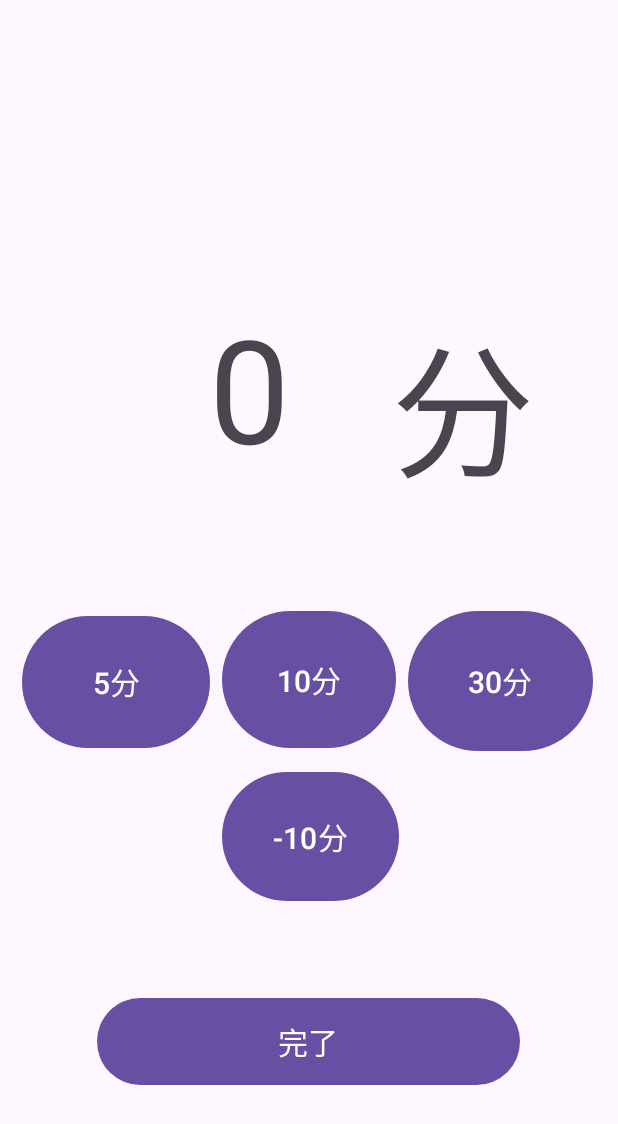
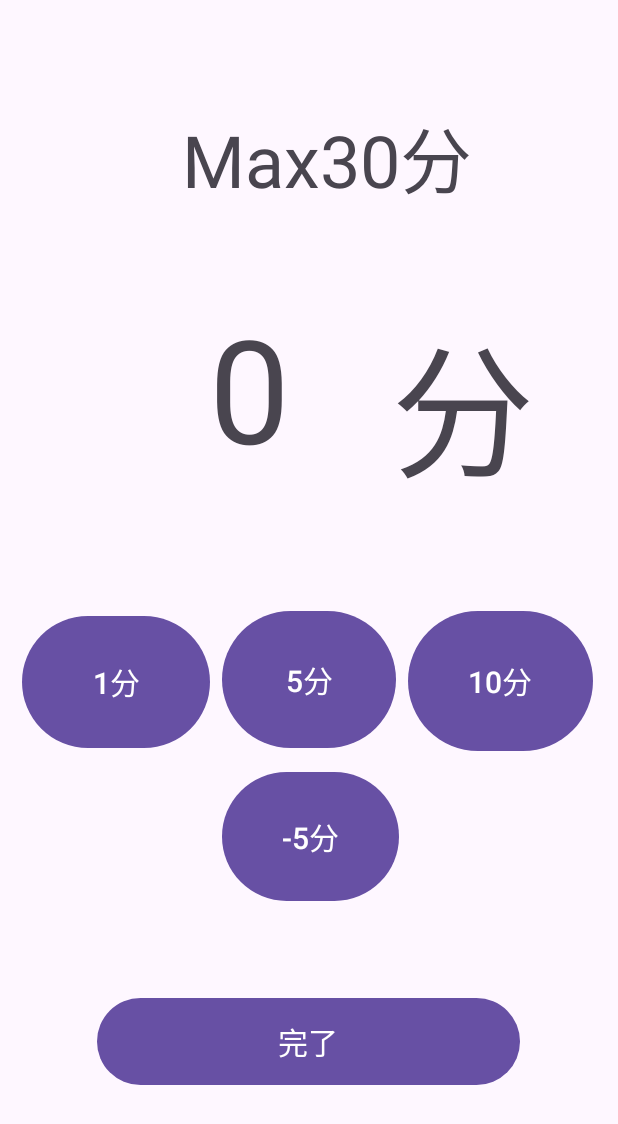
Before and after one commit to poporonB/Mascle, an Android app: the Times screen opened directly, with no data from a screen before it, on a phone screen of 412 x 824 dp. Shown: the top 1124 px of the screen. Run offline under Robolectric (Android 15) with nearby library versions, the light colour scheme and no system bars.

Commit message:
疲労度とか負荷とかを反映させるやつ

```diff
--- /dev/null
+++ b/app/src/main/java/com/example/mascle/AdoptionMenu.kt
@@ -0,0 +1,73 @@
+package com.example.mascle
+
+import android.content.Intent
+import android.util.Log
+
+class AdoptionMenu (){
+    var times : Int = 0//確保できた時間
+    var trainedArea = arrayOf(true,false,false,false,false,false,false,false,true)//筋トレしたい場所
+    var countClick = arrayOf(0,0,0,0,0,0,0,0,0,0)//疲労度
+    var levels : Int = 3//筋トレレベル
+
+    var listed = mutableListOf(//ここでメニューを入れている
+        mutableListOf<Any>(5,"Rarm"),//負荷と部位
+        mutableListOf<Any>(5,"Larm"),
+        mutableListOf<Any>(5,"Chest"),
+        mutableListOf<Any>(5,"Stomach"),
+        mutableListOf<Any>(5,"Rleg"),
+        mutableListOf<Any>(5,"Lleg"),
+        mutableListOf<Any>(5,"Back"),
+        mutableListOf<Any>(5,"Rcalf"),
+        mutableListOf<Any>(5,"Lcalf")
+    )
+
+    fun main(){//関数を組み合わせればよい
+        loadValue()
+        Log.e("Tag", listed.toString())
+    }
+
+    fun cycle(min:Int):Pair<Int,Int>{//1サイクルのセット数と残り時間
+        var setTimes = min / 6
+        var reminderMin = min % 6
+
+        return Pair(setTimes,reminderMin)
+    }
+    fun getLoad(load : Array<Int>){//負荷をコピー
+        countClick = load.copyOf()
+    }
+    fun getArea(Area : Array<Boolean>){//鍛えたいエリアをコピー
+        trainedArea = Area.copyOf()
+    }
+    fun getTimes(times : Int) {//確保した時間をコピー
+        this.times = times
+        //Log.e("Tag", times.toString())
+        main()//今はこうしているけれどゆくゆくは変えたい
+    }
+
+    fun loadValue(){//疲労度と負荷について
+        for(i in 0 until 9){//鍛えたい部位を疲労度に反映
+            if(trainedArea[i])
+                countClick[i] = countClick[i] + 2
+            if(countClick[i] > 5)
+                countClick[i] = 5
+        }
+
+        for(i in 0 until 9){//疲労度と負荷に影響させる
+            if(levels == 1) {
+                when(countClick[i]){
+                    5,4 -> listed[i][0] = 3
+                    3 -> listed[i][0] = 2
+                    2,1 -> listed[i][0] = 1
+                }
+            }else if(levels == 2){
+                when(countClick[i]) {
+                    5, 4 -> listed[i][0] = 4
+                    else -> listed[i][0] = countClick[i]
+                }
+            }else if(levels == 3){
+                    listed[i][0] = countClick[i]
+            }
+        }
+    }
+
+}
--- a/app/src/main/java/com/example/mascle/Play.kt
+++ b/app/src/main/java/com/example/mascle/Play.kt
@@ -69,7 +69,7 @@ class Play : AppCompatActivity() {
                             }else{//ここに処理を書かないとアプリが落ちる
                                 runOnUiThread {
                                     textTime.text = "お疲れさまでした"
-                                    startRestart.text = "戻る"
+                                    startRestart.text = "最初の画面に戻る"
                                     textMenue.text = ""
                                 }
                             }
@@ -90,7 +90,6 @@ class Play : AppCompatActivity() {
         }
     }
     fun screanTrans(){
-        Log.d("Intent", "インテントやで")
         val intent = Intent(this, MainActivity::class.java)
         startActivity(intent)
         finish()
--- a/app/src/main/java/com/example/mascle/Times.kt
+++ b/app/src/main/java/com/example/mascle/Times.kt
@@ -15,9 +15,11 @@ class Times : AppCompatActivity(){
     private lateinit var time30: Button
     private lateinit var timeM10: Button
     private lateinit var finish: Button
+    private var getTime = "0"//表示されている時間
+    var times : Int = 0//表示する時間
 
-    private var getTime = "0"
-    private var times : Int = 0
+    val adMe = AdoptionMenu()//ここ大事やで
+
     override fun onCreate(savedInstanceState: Bundle?) {
         super.onCreate(savedInstanceState)
         setContentView(R.layout.activity_times)
@@ -30,28 +32,33 @@ class Times : AppCompatActivity(){
         viewTime = findViewById<TextView>(R.id.ViewTime)
 
         finish.setOnClickListener{
+            adMe.getTimes(times)//時間を取得
             val intent = Intent(this, List::class.java)
             startActivity(intent)
             finish()
         }
 
         time5.setOnClickListener{
+            addTime(1)
+        }
+        time10.setOnClickListener{
             addTime(5)
         }
-        time10.setOnClickListener{
+        time30.setOnClickListener{
             addTime(10)
         }
-        time30.setOnClickListener{
-            addTime(30)
+        timeM10.setOnClickListener{
+            addTime(-5)
         }
-        timeM10.setOnClickListener{
-            addTime(-10)
-        }
-        viewTime.text = getTime
+        //viewTime.text = getTime
     }
+
     fun addTime(time : Int){
         getTime = viewTime.text.toString()//表示されている時間を取得
-        times  = getTime.toInt() + time//取得した時間をINT型にして＋５
+        times = getTime.toInt() + time//取得した時間をINT型にして＋
+        if(times>=30) {
+            times = 30
+        }
         getTime = times.toString()//String型に戻す
         viewTime.text = getTime
     }
--- a/app/src/main/res/layout/activity_play.xml
+++ b/app/src/main/res/layout/activity_play.xml
@@ -35,8 +35,8 @@
 
     <Button
         android:id="@+id/startRestart"
-        android:layout_width="136dp"
-        android:layout_height="91dp"
+        android:layout_width="238dp"
+        android:layout_height="98dp"
         android:layout_marginTop="80dp"
         android:text="開始"
         android:textSize="34sp"
--- a/app/src/main/res/layout/activity_times.xml
+++ b/app/src/main/res/layout/activity_times.xml
@@ -38,7 +38,7 @@
         android:layout_width="125dp"
         android:layout_height="96dp"
         android:layout_marginEnd="8dp"
-        android:text="5分"
+        android:text="1分"
         android:textSize="20sp"
         app:layout_constraintBottom_toBottomOf="@+id/button10"
         app:layout_constraintEnd_toStartOf="@+id/button10"
@@ -52,7 +52,7 @@
         android:layout_width="116dp"
         android:layout_height="99dp"
         android:layout_marginTop="16dp"
-        android:text="10分"
+        android:text="5分"
         android:textSize="20sp"
         app:layout_constraintBottom_toTopOf="@+id/tim_com"
         app:layout_constraintEnd_toEndOf="parent"
@@ -65,7 +65,7 @@
         android:layout_width="123dp"
         android:layout_height="101dp"
         android:layout_marginStart="8dp"
-        android:text="30分"
+        android:text="10分"
         android:textSize="20sp"
         app:layout_constraintBottom_toBottomOf="@+id/button10"
         app:layout_constraintEnd_toEndOf="parent"
@@ -92,11 +92,25 @@
         android:layout_width="118dp"
         android:layout_height="94dp"
         android:layout_marginTop="8dp"
-        android:text="-10分"
+        android:text="-5分"
         android:textSize="20sp"
         app:layout_constraintEnd_toEndOf="@+id/button10"
         app:layout_constraintHorizontal_bias="0.0"
         app:layout_constraintStart_toStartOf="@+id/button10"
         app:layout_constraintTop_toBottomOf="@+id/button10" />
 
+    <TextView
+        android:id="@+id/textView3"
+        android:layout_width="276dp"
+        android:layout_height="79dp"
+        android:gravity="center"
+        android:text="Max30分"
+        android:textSize="48sp"
+        app:layout_constraintBottom_toTopOf="@+id/ViewTime"
+        app:layout_constraintEnd_toEndOf="@+id/minit"
+        app:layout_constraintHorizontal_bias="1.0"
+        app:layout_constraintStart_toStartOf="@+id/ViewTime"
+        app:layout_constraintTop_toTopOf="parent"
+        app:layout_constraintVertical_bias="0.641" />
+
 </androidx.constraintlayout.widget.ConstraintLayout>
```
